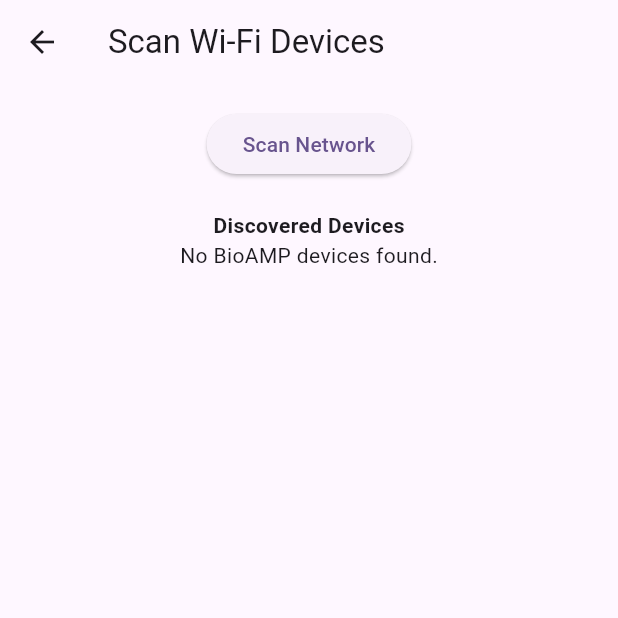
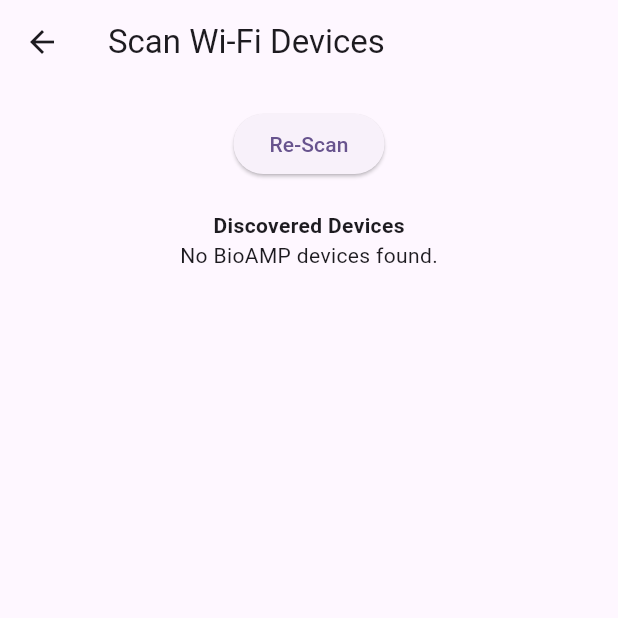
Before and after one commit to Shash976/health-sense, a Flutter app: the WifiScanPage screen opened directly, on a phone screen of 412 x 824 dp, the top half of it. Run offline on Flutter 3.47's test engine with Material 3 defaults, Android fonts, the phone set to English and light mode, and no system bars; our stand-ins replace file_picker, fl_chart, google_fonts.

Commit message:
Added re-scan functionality

```diff
--- a/lib/wifiScanPage.dart
+++ b/lib/wifiScanPage.dart
@@ -99,7 +99,7 @@
           children: [
             ElevatedButton(
               onPressed: isScanning ? null : _scanNetwork,
-              child: Text(isScanning ? 'Scanning...' : 'Scan Network'),
+              child: Text(isScanning ? 'Scanning...' : 'Re-Scan'),
             ),
             const SizedBox(height: 20),
             const Text("Discovered Devices", style: TextStyle(fontWeight: FontWeight.bold)),
```
